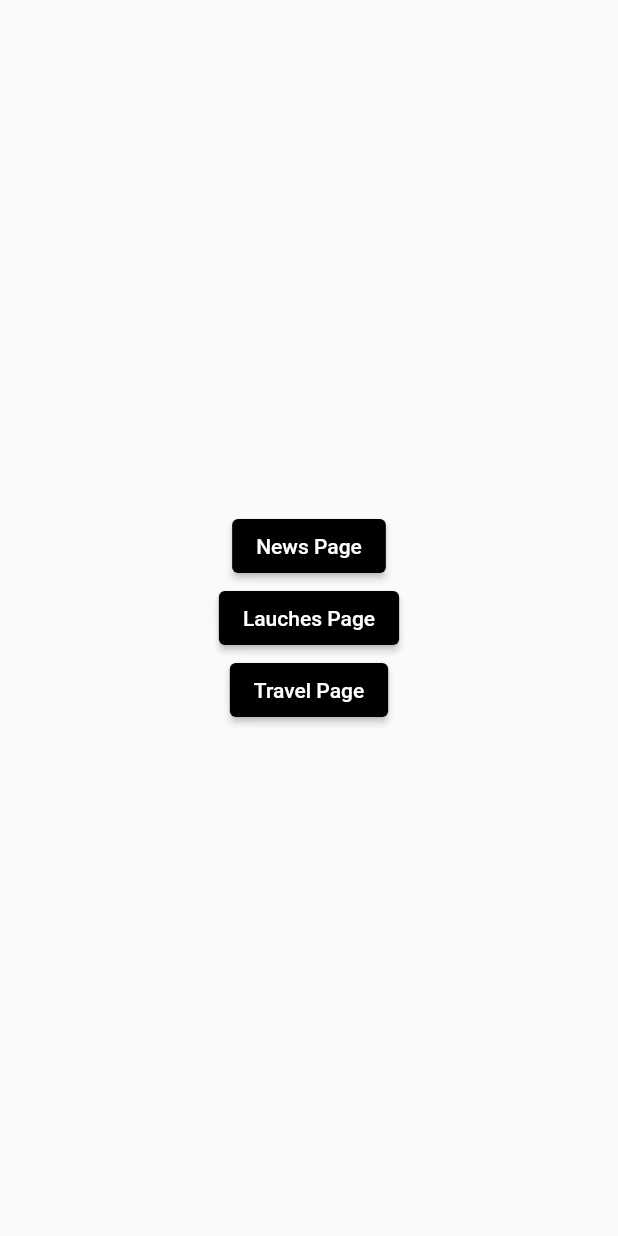
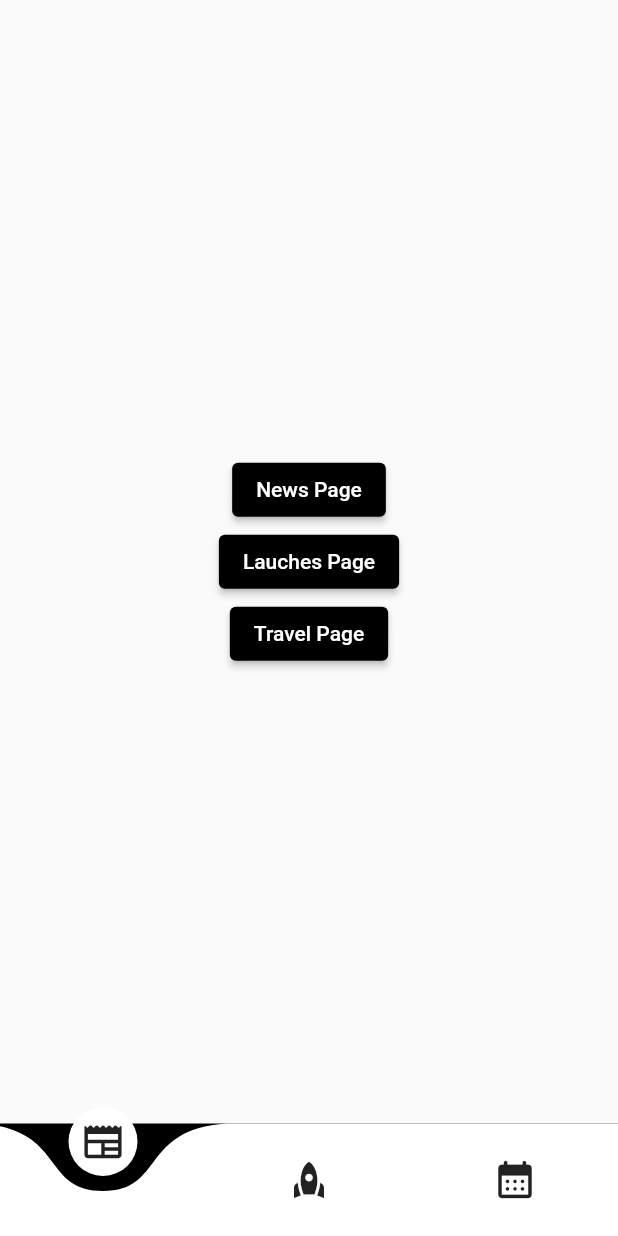
Before and after one commit to DerrickWilliamson/rock_hopper, a Flutter app: the HomePage screen opened directly, on a phone screen of 412 x 824 dp. Run offline on Flutter 3.47's test engine with Material 2 defaults, Android fonts, the phone set to English and light mode, and no system bars; drawn by our look-alikes of curved_navigation_bar; our stand-ins replace lottie; network calls fail.

Commit message:
added curved navigation bar package and implemented in home page

```diff
--- a/lib/views/home_page.dart
+++ b/lib/views/home_page.dart
@@ -1,4 +1,5 @@
 import 'package:flutter/material.dart';
+import 'package:curved_navigation_bar/curved_navigation_bar.dart';
 import 'package:rock_hopper/views/launches_page.dart';
 import 'package:rock_hopper/views/news_page.dart';
 import 'package:rock_hopper/views/travel_page.dart';
@@ -9,6 +10,17 @@ class HomePage extends StatelessWidget {
   @override
   Widget build(BuildContext context) {
     return Scaffold(
+      bottomNavigationBar: CurvedNavigationBar(
+        animationDuration: const Duration(milliseconds: 300),
+        color: Colors.white,
+        backgroundColor: Colors.black,
+        items: const <Widget>[
+          Icon(Icons.newspaper_rounded, size: 30),
+          Icon(Icons.rocket, size: 30),
+          Icon(Icons.calendar_month_rounded, size: 30),
+        ],
+        onTap: (value) {},
+      ),
       body: Center(
         child: Column(
           mainAxisAlignment: MainAxisAlignment.center,
--- a/pubspec.yaml
+++ b/pubspec.yaml
@@ -14,6 +14,7 @@ dependencies:
 
   cupertino_icons: ^1.0.2
   lottie: ^2.3.0
+  curved_navigation_bar: ^1.0.3
 
 dev_dependencies:
   flutter_test:
```
Also changed, not shown: pubspec.lock.
